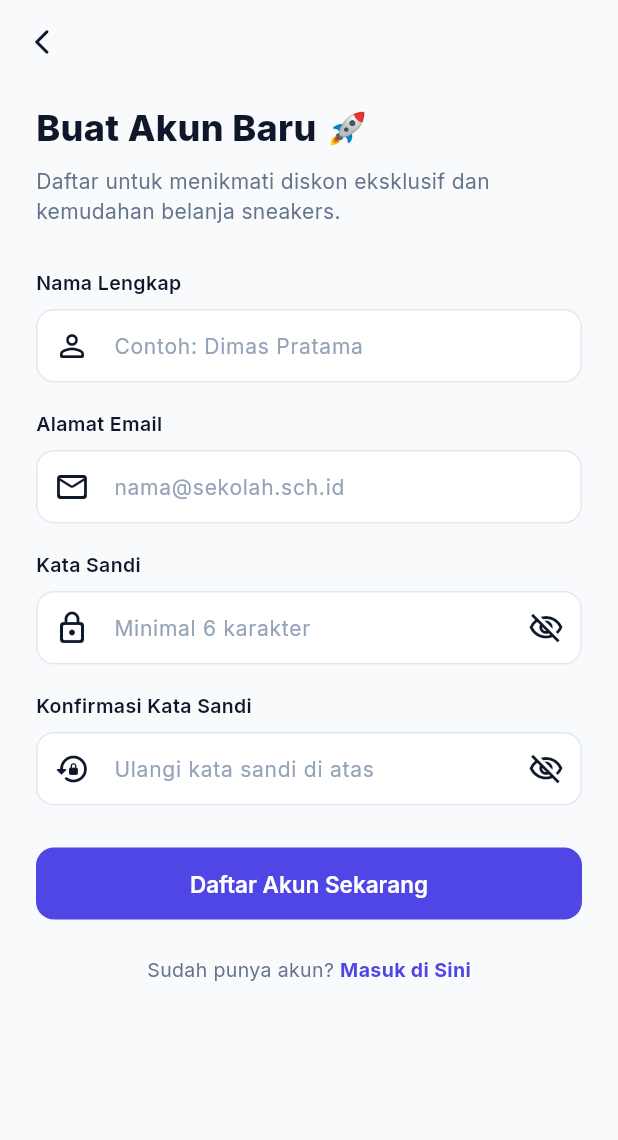
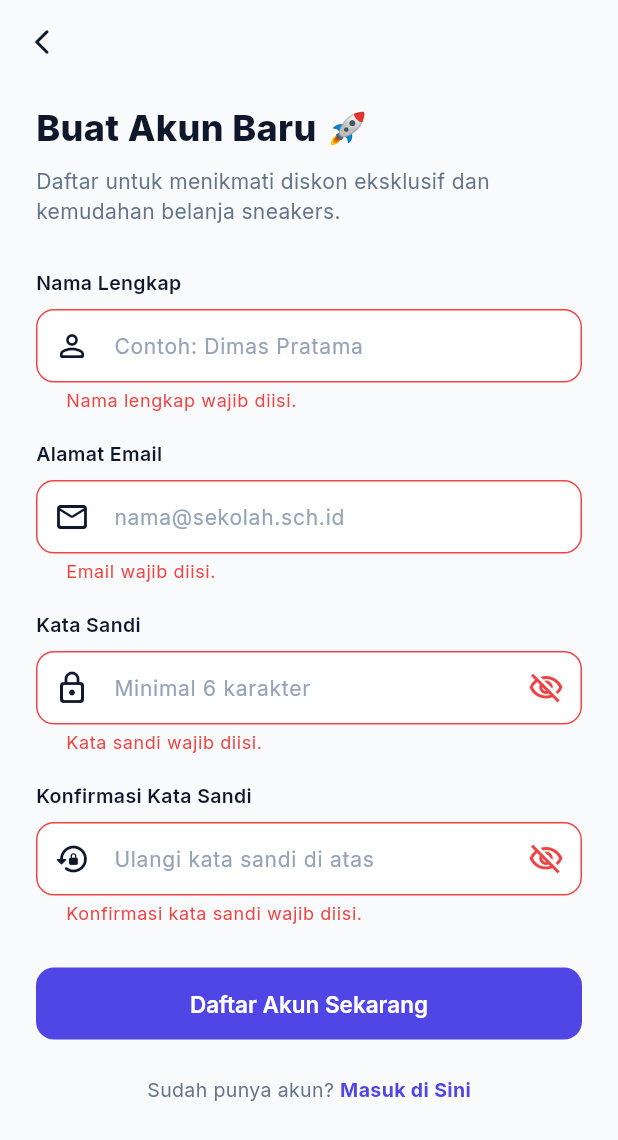
Before and after one commit to RafifHamzah/sanbercode, a Flutter app: the RegisterView screen opened by its route, after a tap on "Daftar Akun Sekarang", on a phone screen of 412 x 824 dp. Shown: the top 1140 px of the screen. Run offline on Flutter 3.47's test engine with Material 3 defaults, Android fonts, the phone set to English and light mode, and no system bars; our stand-ins replace get, google_fonts; network calls fail.

Commit message:
feat(sesi-04): implementasi form handling, validasi regex, dan modifikasi sandi angka

```diff
--- a/lib/app/modules/register/controllers/register_controller.dart
+++ b/lib/app/modules/register/controllers/register_controller.dart
@@ -1,23 +1,90 @@
+import 'package:flutter/material.dart';
 import 'package:get/get.dart';
 
+import '../../../core/theme/app_colors.dart';
+
 class RegisterController extends GetxController {
-  //TODO: Implement RegisterController
+  static final _emailPattern = RegExp(
+    r"^[A-Z0-9.!#$%&'*+/=?^_`{|}~-]+@[A-Z0-9](?:[A-Z0-9-]{0,61}[A-Z0-9])?"
+    r"(?:\.[A-Z0-9](?:[A-Z0-9-]{0,61}[A-Z0-9])?)+$",
+    caseSensitive: false,
+  );
 
-  final count = 0.obs;
-  @override
-  void onInit() {
-    super.onInit();
+  final formKey = GlobalKey<FormState>();
+  final confirmPasswordFieldKey = GlobalKey<FormFieldState<String>>();
+  final nameController = TextEditingController();
+  final emailController = TextEditingController();
+  final passwordController = TextEditingController();
+  final confirmPasswordController = TextEditingController();
+  final isPasswordHidden = true.obs;
+  final isConfirmPasswordHidden = true.obs;
+  final isLoading = false.obs;
+
+  String? validateName(String? value) {
+    final name = value?.trim() ?? '';
+    if (name.isEmpty) return 'Nama lengkap wajib diisi.';
+    if (name.length < 2) return 'Nama minimal 2 karakter.';
+    return null;
   }
 
-  @override
-  void onReady() {
-    super.onReady();
+  String? validateEmail(String? value) {
+    final email = value?.trim() ?? '';
+    if (email.isEmpty) return 'Email wajib diisi.';
+    if (!_emailPattern.hasMatch(email)) return 'Format email tidak valid.';
+    return null;
+  }
+
+  String? validatePassword(String? value) {
+    final password = value ?? '';
+    if (password.isEmpty) return 'Kata sandi wajib diisi.';
+    if (password.length < 6) return 'Kata sandi minimal 6 karakter.';
+    return null;
+  }
+
+  String? validatePasswordConfirmation(String? value) {
+    if (value == null || value.isEmpty) {
+      return 'Konfirmasi kata sandi wajib diisi.';
+    }
+    if (value != passwordController.text) {
+      return 'Konfirmasi kata sandi belum cocok.';
+    }
+    return null;
+  }
+
+  void validateConfirmationOnPasswordChange() {
+    confirmPasswordFieldKey.currentState?.validate();
+  }
+
+  Future<void> submit() async {
+    if (isLoading.value || !(formKey.currentState?.validate() ?? false)) {
+      return;
+    }
+
+    isLoading.value = true;
+    try {
+      await Future<void>.delayed(const Duration(milliseconds: 600));
+      Get.snackbar(
+        'Pendaftaran Berhasil 🎉',
+        'Akunmu berhasil didaftarkan. Silakan masuk menggunakan email dan password baru.',
+        snackPosition: SnackPosition.BOTTOM,
+        backgroundColor: AppColors.success,
+        colorText: Colors.white,
+        margin: const EdgeInsets.all(16),
+        borderRadius: 12,
+        duration: const Duration(seconds: 3),
+      );
+      Get.back();
+    } finally {
+      isLoading.value = false;
+    }
   }
 
   @override
   void onClose() {
+    nameController.dispose();
+    emailController.dispose();
+    passwordController.dispose();
+    confirmPasswordController.dispose();
     super.onClose();
   }
-
-  void increment() => count.value++;
 }
--- a/lib/app/modules/register/views/register_view.dart
+++ b/lib/app/modules/register/views/register_view.dart
@@ -9,8 +9,6 @@ class RegisterView extends GetView<RegisterController> {
   @override
   Widget build(BuildContext context) {
     final isDark = Theme.of(context).brightness == Brightness.dark;
-    final isPasswordHidden = true.obs;
-    final isConfirmPasswordHidden = true.obs;
 
     return Scaffold(
       appBar: AppBar(
@@ -22,6 +20,9 @@ class RegisterView extends GetView<RegisterController> {
       body: SafeArea(
         child: SingleChildScrollView(
           padding: const EdgeInsets.symmetric(horizontal: 24, vertical: 12),
+          child: Form(
+            key: controller.formKey,
+            autovalidateMode: AutovalidateMode.onUserInteraction,
             child: Column(
               crossAxisAlignment: CrossAxisAlignment.start,
               children: [
@@ -30,7 +31,9 @@ class RegisterView extends GetView<RegisterController> {
                   style: TextStyle(
                     fontSize: 24,
                     fontWeight: FontWeight.w800,
-                  color: isDark ? AppColors.darkTextPrimary : AppColors.lightTextPrimary,
+                    color: isDark
+                        ? AppColors.darkTextPrimary
+                        : AppColors.lightTextPrimary,
                   ),
                 ),
                 const SizedBox(height: 8),
@@ -38,7 +41,9 @@ class RegisterView extends GetView<RegisterController> {
                   'Daftar untuk menikmati diskon eksklusif dan kemudahan belanja sneakers.',
                   style: TextStyle(
                     fontSize: 14,
-                  color: isDark ? AppColors.darkTextSecondary : AppColors.lightTextSecondary,
+                    color: isDark
+                        ? AppColors.darkTextSecondary
+                        : AppColors.lightTextSecondary,
                   ),
                 ),
                 const SizedBox(height: 28),
@@ -49,11 +54,17 @@ class RegisterView extends GetView<RegisterController> {
                   style: TextStyle(
                     fontSize: 13,
                     fontWeight: FontWeight.w600,
-                  color: isDark ? AppColors.darkTextPrimary : AppColors.lightTextPrimary,
+                    color: isDark
+                        ? AppColors.darkTextPrimary
+                        : AppColors.lightTextPrimary,
                   ),
                 ),
                 const SizedBox(height: 8),
-              const TextField(
+                TextFormField(
+                  controller: controller.nameController,
+                  textCapitalization: TextCapitalization.words,
+                  textInputAction: TextInputAction.next,
+                  validator: controller.validateName,
                   decoration: InputDecoration(
                     hintText: 'Contoh: Dimas Pratama',
                     prefixIcon: Icon(Icons.person_outline_rounded),
@@ -67,12 +78,17 @@ class RegisterView extends GetView<RegisterController> {
                   style: TextStyle(
                     fontSize: 13,
                     fontWeight: FontWeight.w600,
-                  color: isDark ? AppColors.darkTextPrimary : AppColors.lightTextPrimary,
+                    color: isDark
+                        ? AppColors.darkTextPrimary
+                        : AppColors.lightTextPrimary,
                   ),
                 ),
                 const SizedBox(height: 8),
-              const TextField(
+                TextFormField(
+                  controller: controller.emailController,
                   keyboardType: TextInputType.emailAddress,
+                  textInputAction: TextInputAction.next,
+                  validator: controller.validateEmail,
                   decoration: InputDecoration(
                     hintText: 'nama@sekolah.sch.id',
                     prefixIcon: Icon(Icons.mail_outline_rounded),
@@ -86,23 +102,30 @@ class RegisterView extends GetView<RegisterController> {
                   style: TextStyle(
                     fontSize: 13,
                     fontWeight: FontWeight.w600,
-                  color: isDark ? AppColors.darkTextPrimary : AppColors.lightTextPrimary,
+                    color: isDark
+                        ? AppColors.darkTextPrimary
+                        : AppColors.lightTextPrimary,
                   ),
                 ),
                 const SizedBox(height: 8),
                 Obx(
-                () => TextField(
-                  obscureText: isPasswordHidden.value,
+                  () => TextFormField(
+                    controller: controller.passwordController,
+                    obscureText: controller.isPasswordHidden.value,
+                    textInputAction: TextInputAction.next,
+                    validator: controller.validatePassword,
+                    onChanged: (_) =>
+                        controller.validateConfirmationOnPasswordChange(),
                     decoration: InputDecoration(
                       hintText: 'Minimal 6 karakter',
                       prefixIcon: const Icon(Icons.lock_outline_rounded),
                       suffixIcon: IconButton(
                         icon: Icon(
-                        isPasswordHidden.value
+                          controller.isPasswordHidden.value
                               ? Icons.visibility_off_outlined
                               : Icons.visibility_outlined,
                         ),
-                      onPressed: () => isPasswordHidden.toggle(),
+                        onPressed: controller.isPasswordHidden.toggle,
                       ),
                     ),
                   ),
@@ -115,23 +138,29 @@ class RegisterView extends GetView<RegisterController> {
                   style: TextStyle(
                     fontSize: 13,
                     fontWeight: FontWeight.w600,
-                  color: isDark ? AppColors.darkTextPrimary : AppColors.lightTextPrimary,
+                    color: isDark
+                        ? AppColors.darkTextPrimary
+                        : AppColors.lightTextPrimary,
                   ),
                 ),
                 const SizedBox(height: 8),
                 Obx(
-                () => TextField(
-                  obscureText: isConfirmPasswordHidden.value,
+                  () => TextFormField(
+                    key: controller.confirmPasswordFieldKey,
+                    controller: controller.confirmPasswordController,
+                    obscureText: controller.isConfirmPasswordHidden.value,
+                    textInputAction: TextInputAction.done,
+                    validator: controller.validatePasswordConfirmation,
                     decoration: InputDecoration(
                       hintText: 'Ulangi kata sandi di atas',
                       prefixIcon: const Icon(Icons.lock_reset_rounded),
                       suffixIcon: IconButton(
                         icon: Icon(
-                        isConfirmPasswordHidden.value
+                          controller.isConfirmPasswordHidden.value
                               ? Icons.visibility_off_outlined
                               : Icons.visibility_outlined,
                         ),
-                      onPressed: () => isConfirmPasswordHidden.toggle(),
+                        onPressed: controller.isConfirmPasswordHidden.toggle,
                       ),
                     ),
                   ),
@@ -139,21 +168,22 @@ class RegisterView extends GetView<RegisterController> {
                 const SizedBox(height: 28),
 
                 // Tombol Daftar Akun
-              ElevatedButton(
-                onPressed: () {
-                  Get.snackbar(
-                    'Pendaftaran Berhasil 🎉',
-                    'Akunmu berhasil didaftarkan. Silakan masuk menggunakan email dan password baru.',
-                    snackPosition: SnackPosition.BOTTOM,
-                    backgroundColor: AppColors.success,
-                    colorText: Colors.white,
-                    margin: const EdgeInsets.all(16),
-                    borderRadius: 12,
-                    duration: const Duration(seconds: 3),
-                  );
-                  Get.back();
-                },
-                child: const Text('Daftar Akun Sekarang'),
+                Obx(
+                  () => ElevatedButton(
+                    onPressed: controller.isLoading.value
+                        ? null
+                        : controller.submit,
+                    child: controller.isLoading.value
+                        ? const SizedBox(
+                            width: 22,
+                            height: 22,
+                            child: CircularProgressIndicator(
+                              strokeWidth: 2,
+                              color: Colors.white,
+                            ),
+                          )
+                        : const Text('Daftar Akun Sekarang'),
+                  ),
                 ),
                 const SizedBox(height: 24),
 
@@ -166,7 +196,9 @@ class RegisterView extends GetView<RegisterController> {
                         'Sudah punya akun? ',
                         style: TextStyle(
                           fontSize: 13,
-                        color: isDark ? AppColors.darkTextSecondary : AppColors.lightTextSecondary,
+                          color: isDark
+                              ? AppColors.darkTextSecondary
+                              : AppColors.lightTextSecondary,
                         ),
                       ),
                       InkWell(
@@ -188,6 +220,7 @@ class RegisterView extends GetView<RegisterController> {
             ),
           ),
         ),
+      ),
     );
   }
 }
```
Also changed, not shown: lib/app/modules/login/controllers/login_controller.dart (+51 -10 lines), lib/app/modules/login/views/login_view.dart (+35 -24 lines), 1 other file. Lines whose indentation alone changed are shown as unchanged.
